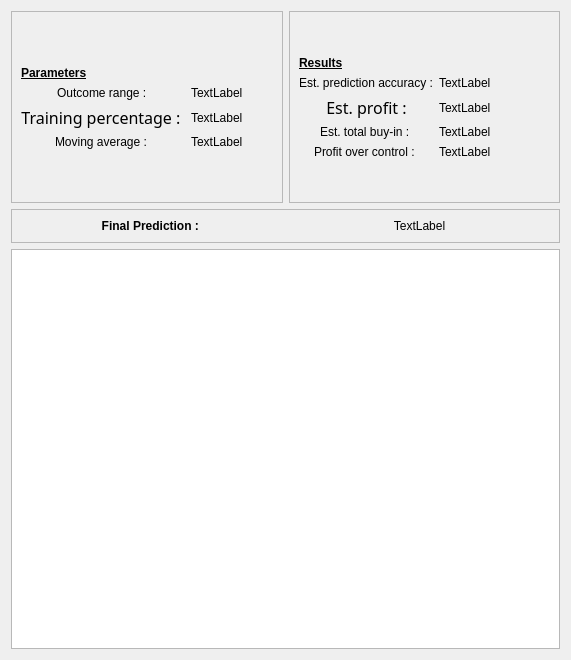
Above: BlackMagicPy/layouts/resultsDialog.ui from J05hr/BlackMagic before the change. Below: the same form after it.
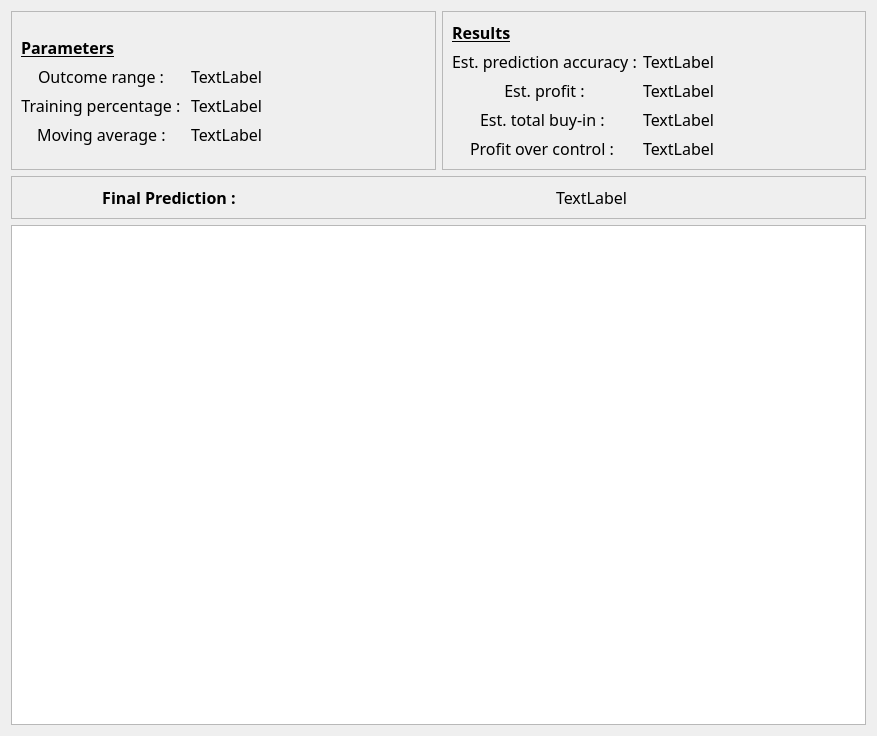
That is the form after the change.

```diff
--- a/BlackMagicPy/layouts/resultsDialog.ui
+++ b/BlackMagicPy/layouts/resultsDialog.ui
@@ -6,10 +6,16 @@
    <rect>
     <x>0</x>
     <y>0</y>
-    <width>571</width>
-    <height>660</height>
+    <width>877</width>
+    <height>714</height>
    </rect>
   </property>
+  <property name="font">
+   <font>
+    <family>Source Sans Pro</family>
+    <pointsize>12</pointsize>
+   </font>
+  </property>
   <property name="windowTitle">
    <string>Dialog</string>
   </property>
@@ -148,7 +154,13 @@
        </widget>
       </item>
       <item row="1" column="1">
-       <widget class="QLabel" name="label_10">
+       <widget class="QLabel" name="predAccurLabel">
+        <property name="font">
+         <font>
+          <family>Source Sans Pro</family>
+          <pointsize>12</pointsize>
+         </font>
+        </property>
         <property name="text">
          <string>TextLabel</string>
         </property>
@@ -210,8 +222,42 @@
      </layout>
     </widget>
    </item>
+   <item row="2" column="0" colspan="2">
+    <widget class="QTableWidget" name="resultsTableWidget">
+     <property name="sizePolicy">
+      <sizepolicy hsizetype="MinimumExpanding" vsizetype="MinimumExpanding">
+       <horstretch>0</horstretch>
+       <verstretch>0</verstretch>
+      </sizepolicy>
+     </property>
+     <property name="minimumSize">
+      <size>
+       <width>0</width>
+       <height>500</height>
+      </size>
+     </property>
+     <property name="sizeAdjustPolicy">
+      <enum>QAbstractScrollArea::AdjustToContents</enum>
+     </property>
+     <property name="alternatingRowColors">
+      <bool>true</bool>
+     </property>
+     <attribute name="horizontalHeaderCascadingSectionResizes">
+      <bool>true</bool>
+     </attribute>
+     <attribute name="horizontalHeaderStretchLastSection">
+      <bool>true</bool>
+     </attribute>
+    </widget>
+   </item>
    <item row="1" column="0" colspan="2">
     <widget class="QFrame" name="frame_3">
+     <property name="sizePolicy">
+      <sizepolicy hsizetype="MinimumExpanding" vsizetype="MinimumExpanding">
+       <horstretch>0</horstretch>
+       <verstretch>0</verstretch>
+      </sizepolicy>
+     </property>
      <property name="frameShape">
       <enum>QFrame::StyledPanel</enum>
      </property>
@@ -221,6 +267,24 @@
      <layout class="QHBoxLayout" name="horizontalLayout">
       <item>
        <widget class="QLabel" name="label_17">
+        <property name="sizePolicy">
+         <sizepolicy hsizetype="MinimumExpanding" vsizetype="MinimumExpanding">
+          <horstretch>0</horstretch>
+          <verstretch>0</verstretch>
+         </sizepolicy>
+        </property>
+        <property name="minimumSize">
+         <size>
+          <width>200</width>
+          <height>20</height>
+         </size>
+        </property>
+        <property name="maximumSize">
+         <size>
+          <width>300</width>
+          <height>40</height>
+         </size>
+        </property>
         <property name="font">
          <font>
           <weight>75</weight>
@@ -237,7 +301,13 @@
        </widget>
       </item>
       <item>
-       <widget class="QLabel" name="label_19">
+       <widget class="QLabel" name="finalPrediction">
+        <property name="sizePolicy">
+         <sizepolicy hsizetype="MinimumExpanding" vsizetype="MinimumExpanding">
+          <horstretch>0</horstretch>
+          <verstretch>0</verstretch>
+         </sizepolicy>
+        </property>
         <property name="text">
          <string>TextLabel</string>
         </property>
@@ -249,22 +319,6 @@
      </layout>
     </widget>
    </item>
-   <item row="2" column="0" colspan="2">
-    <widget class="QListView" name="listView">
-     <property name="sizePolicy">
-      <sizepolicy hsizetype="MinimumExpanding" vsizetype="MinimumExpanding">
-       <horstretch>0</horstretch>
-       <verstretch>0</verstretch>
-      </sizepolicy>
-     </property>
-     <property name="minimumSize">
-      <size>
-       <width>400</width>
-       <height>400</height>
-      </size>
-     </property>
-    </widget>
-   </item>
   </layout>
  </widget>
  <resources/>
```
Left out of the diff: 14 changed lines with no effect on the pictures.
